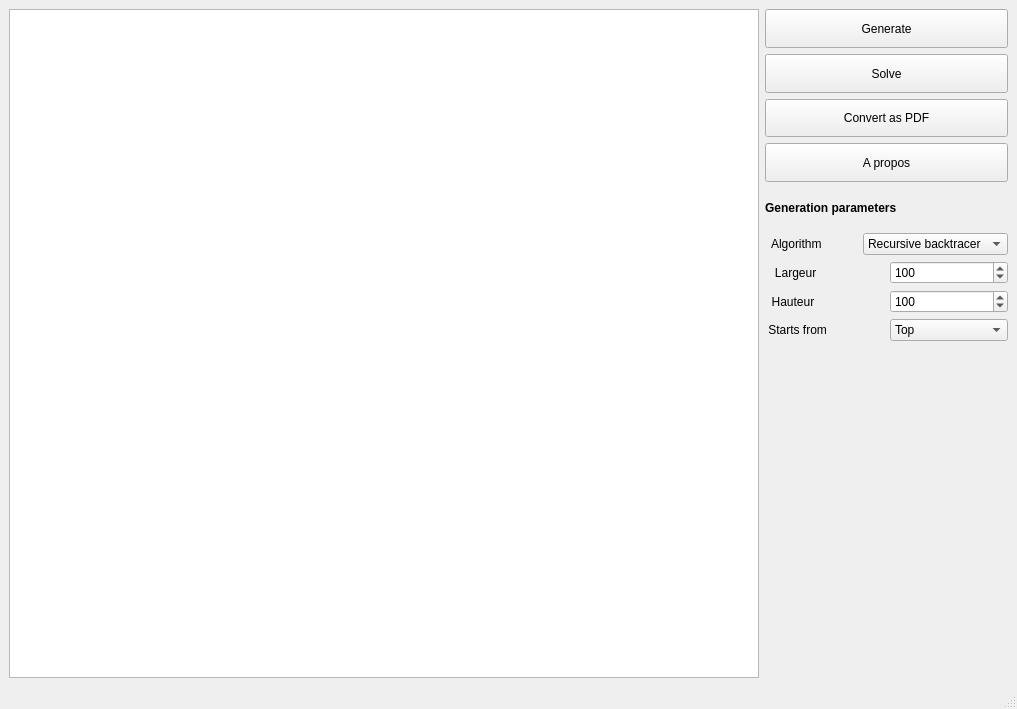
Old version of the form interfaces/MainWindow.ui in the repository danieldidiobalsamo/maze_generator.
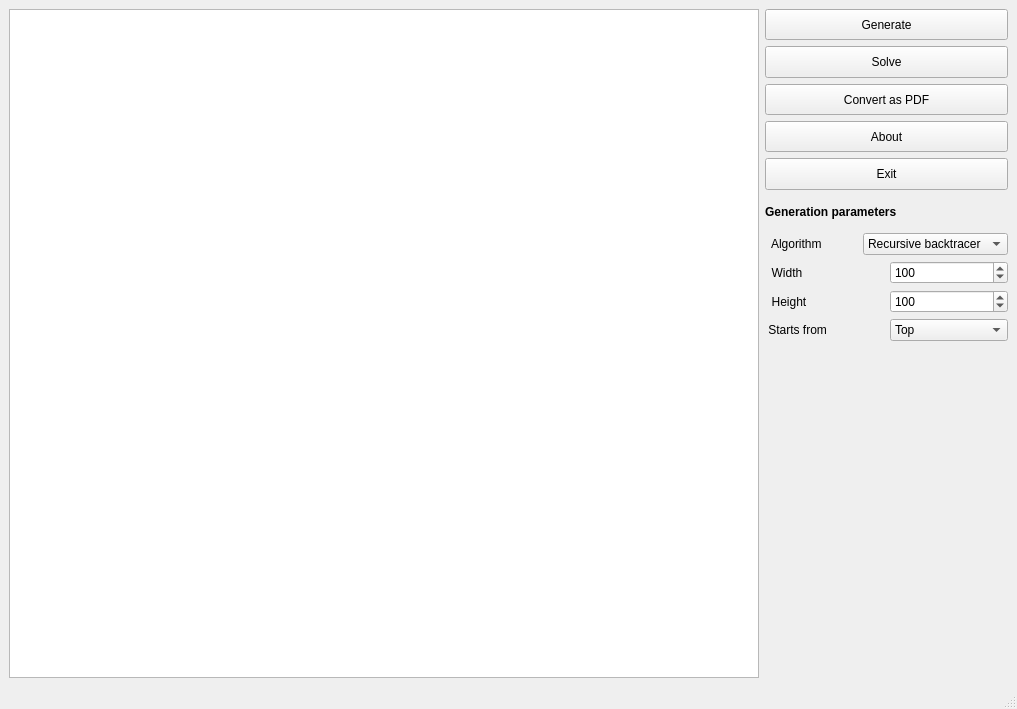
New version of the form.

Commit message: Renommage de tous les éléments de l'interface

Diff of the .ui file:
```diff
--- a/interfaces/MainWindow.ui
+++ b/interfaces/MainWindow.ui
@@ -92,12 +92,31 @@
          </size>
         </property>
         <property name="text">
-         <string>A propos</string>
+         <string>About</string>
         </property>
        </widget>
       </item>
       <item>
-       <widget class="QLabel" name="label_5">
+       <widget class="QPushButton" name="exitButton">
+        <property name="sizePolicy">
+         <sizepolicy hsizetype="Expanding" vsizetype="Fixed">
+          <horstretch>0</horstretch>
+          <verstretch>0</verstretch>
+         </sizepolicy>
+        </property>
+        <property name="maximumSize">
+         <size>
+          <width>16777215</width>
+          <height>50</height>
+         </size>
+        </property>
+        <property name="text">
+         <string>Exit</string>
+        </property>
+       </widget>
+      </item>
+      <item>
+       <widget class="QLabel" name="parametersLabel">
         <property name="font">
          <font>
           <weight>75</weight>
@@ -139,7 +158,7 @@
         <item>
          <widget class="QLabel" name="label_2">
           <property name="text">
-           <string>   Largeur</string>
+           <string>  Width</string>
           </property>
          </widget>
         </item>
@@ -160,7 +179,7 @@
         <item>
          <widget class="QLabel" name="label_4">
           <property name="text">
-           <string>  Hauteur</string>
+           <string>  Height</string>
           </property>
          </widget>
         </item>
```
Left out of the diff: 42 changed lines with no effect on the pictures.
